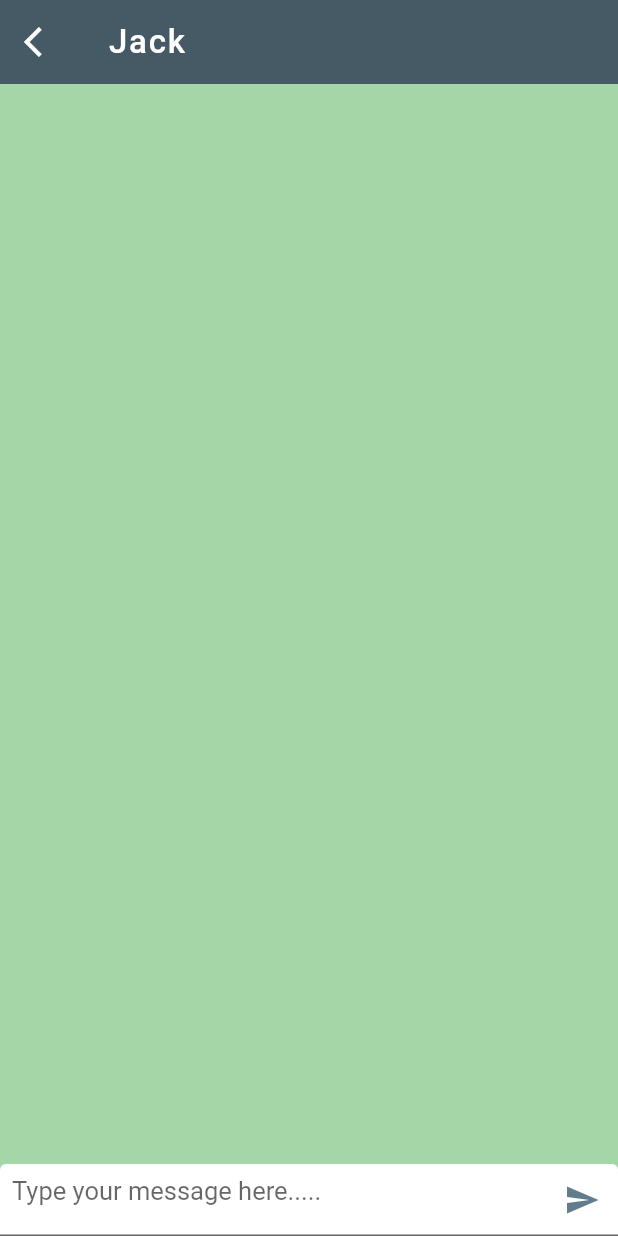
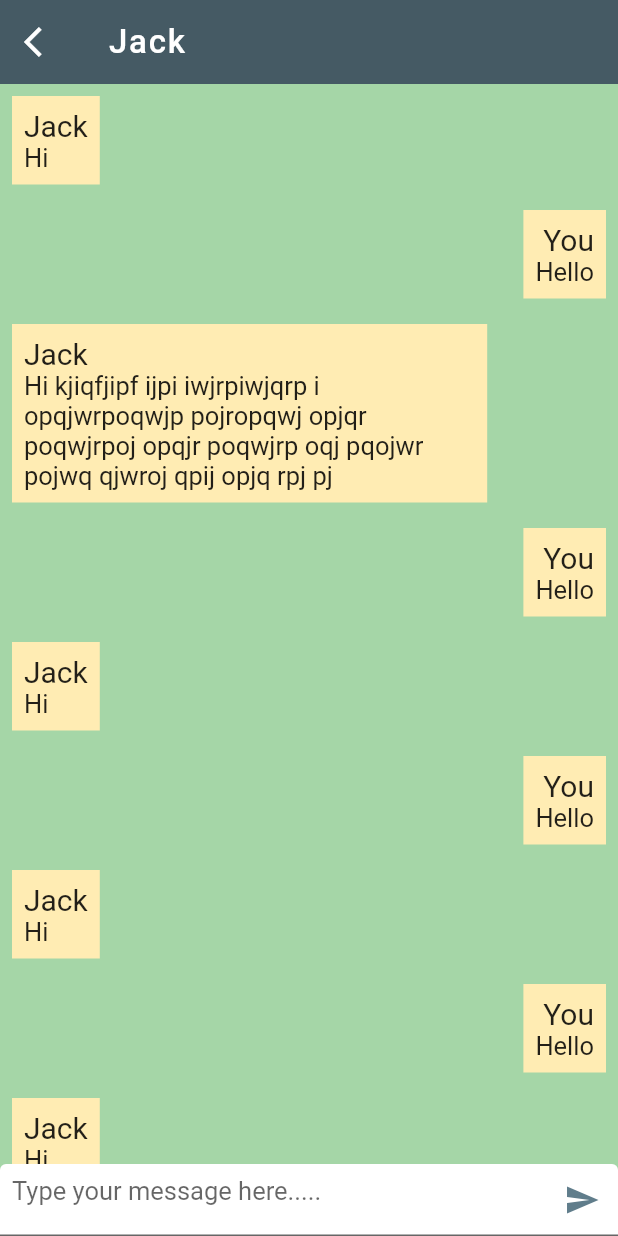
Before and after one commit to samrat19/say_hi, a Flutter app: the ChatScreen screen opened directly, on a phone screen of 412 x 824 dp. Run offline on Flutter 3.47's test engine with Material 2 defaults, Android fonts, the phone set to English and light mode, and no system bars.

Commit message:
makes some changes

```diff
--- a/lib/chat_screen.dart
+++ b/lib/chat_screen.dart
@@ -1,5 +1,6 @@
 import 'package:flutter/material.dart';
 import 'package:flutter/services.dart';
+import 'package:say_hi/messages.dart';
 
 class ChatScreen extends StatelessWidget {
   final String name;
@@ -41,6 +42,42 @@ class ChatScreen extends StatelessWidget {
   Widget chatBody(BuildContext context) {
     return Container(
       color: Colors.green[200],
+      child: ListView.separated(
+        separatorBuilder: (_,index)=>const SizedBox(height: 1,),
+        itemBuilder: (_,index)=>Padding(
+          padding: const EdgeInsets.all(8.0),
+          child: Row(
+            mainAxisAlignment: MainAxisAlignment.spaceBetween,
+            children: [
+              if(messages[index].isByMe)
+                const Spacer(),
+              Flexible(
+                flex: 4,
+                child: Container(
+                  color: Colors.amber[100],
+                  child: Padding(
+                    padding: const EdgeInsets.all(8.0),
+                    child: Column(
+                      crossAxisAlignment: messages[index].isByMe?CrossAxisAlignment.end:CrossAxisAlignment.start,
+                      children: [
+                        Text(messages[index].name,style: const TextStyle(
+                          fontSize: 20,
+                        ),),
+                        Text(messages[index].text,style: const TextStyle(
+                          fontSize: 17,
+                        ),),
+                      ],
+                    ),
+                  ),
+                ),
+              ),
+              if(!messages[index].isByMe)
+                const Spacer(),
+            ],
+          ),
+        ),
+        itemCount: messages.length,
+      ),
     );
   }
 
--- /dev/null
+++ b/lib/message_model.dart
@@ -0,0 +1,11 @@
+class MessageModel {
+  final String text;
+  final String name;
+  final bool isByMe;
+
+  MessageModel({
+    required this.text,
+    required this.name,
+    required this.isByMe,
+  });
+}
--- /dev/null
+++ b/lib/messages.dart
@@ -0,0 +1,16 @@
+import 'package:say_hi/message_model.dart';
+
+List<MessageModel> messages = [
+  MessageModel(text: 'Hi', name: 'Jack', isByMe: false),
+  MessageModel(text: 'Hello', name: 'You', isByMe: true),
+  MessageModel(text: 'Hi kjiqfjipf ijpi iwjrpiwjqrp i opqjwrpoqwjp pojropqwj opjqr poqwjrpoj opqjr poqwjrp oqj pqojwr pojwq qjwroj qpij opjq rpj pj ', name: 'Jack', isByMe: false),
+  MessageModel(text: 'Hello', name: 'You', isByMe: true),
+  MessageModel(text: 'Hi', name: 'Jack', isByMe: false),
+  MessageModel(text: 'Hello', name: 'You', isByMe: true),
+  MessageModel(text: 'Hi', name: 'Jack', isByMe: false),
+  MessageModel(text: 'Hello', name: 'You', isByMe: true),
+  MessageModel(text: 'Hi', name: 'Jack', isByMe: false),
+  MessageModel(text: 'Hello', name: 'You', isByMe: true),
+  MessageModel(text: 'Hi', name: 'Jack', isByMe: false),
+  MessageModel(text: 'Hello', name: 'You', isByMe: true),
+];
```
